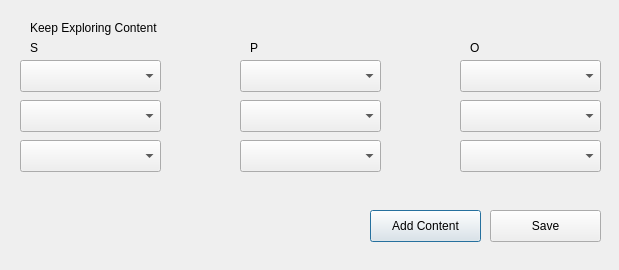
Old version of the form kwg_geoenrichment/kwg_plugin_enrichment_dialog_base.ui in the repository KnowWhereGraph/geoenrichment-qgis.
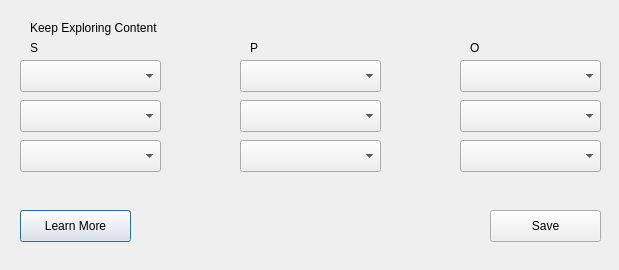
New version of the form.

Patch:
```diff
--- a/kwg_geoenrichment/kwg_plugin_enrichment_dialog_base.ui
+++ b/kwg_geoenrichment/kwg_plugin_enrichment_dialog_base.ui
@@ -29,14 +29,14 @@
   <widget class="QPushButton" name="pushButton_addContent">
    <property name="geometry">
     <rect>
-     <x>370</x>
+     <x>20</x>
      <y>210</y>
      <width>111</width>
      <height>32</height>
     </rect>
    </property>
    <property name="text">
-    <string>Add Content</string>
+    <string>Learn More</string>
    </property>
   </widget>
   <widget class="QComboBox" name="comboBox_S0">
```
Left out of the diff: 2 changed lines with no effect on the pictures.
